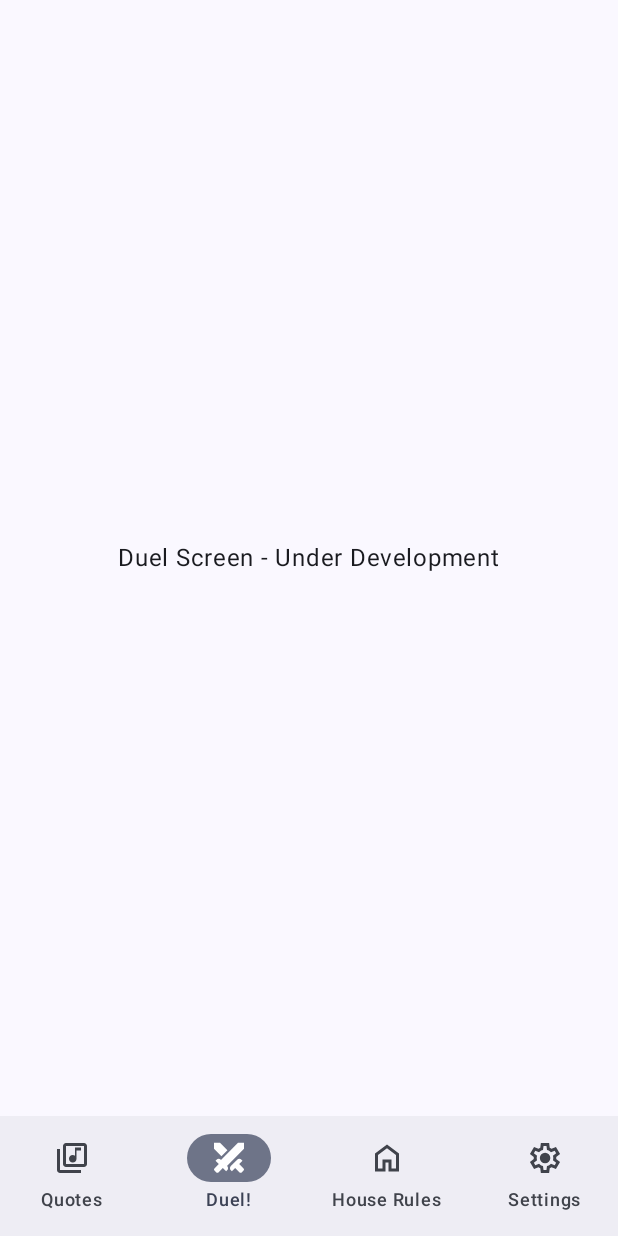
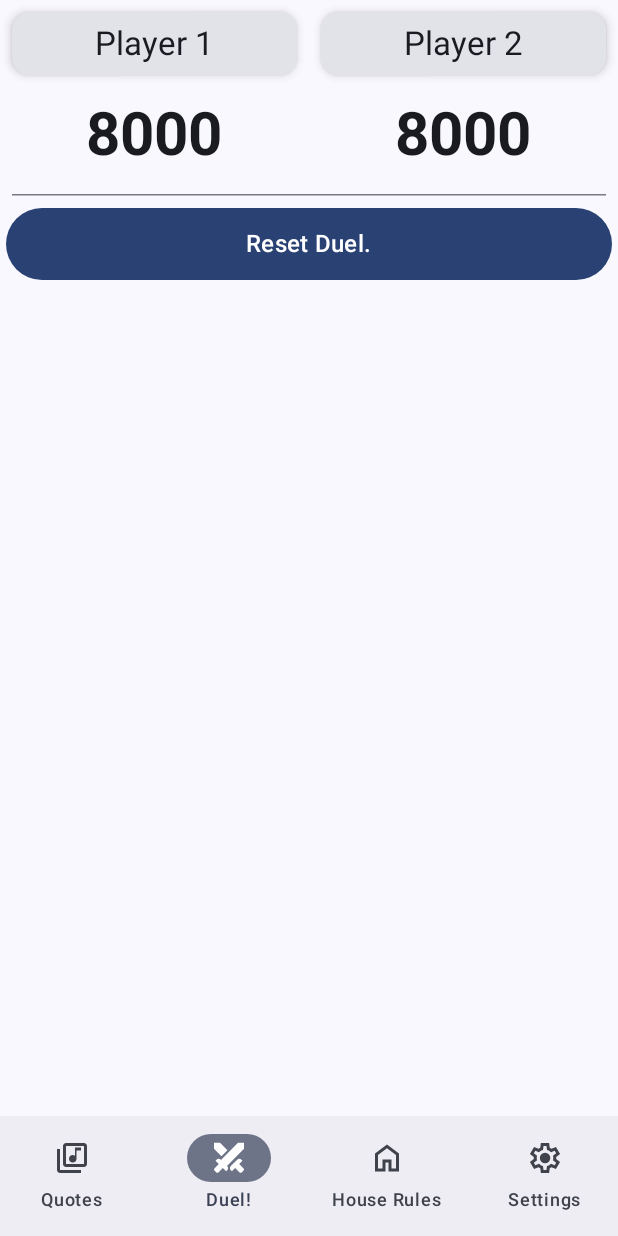
Before and after one commit to tyler-hietanen/ygotas-companion, an Android app built with Jetpack Compose: the Duel screen opened through its navigation route, on a phone screen of 412 x 824 dp. Run offline under Robolectric (Android 15) with nearby library versions, the phone set to English and light mode, and no system bars.

Commit message:
Draws the start of the duel (Duelist name, duelist life points). Unable to get it to update automatically at this point - still investigating.
Added a temp means to jump to a follow up destination after app launches.

```diff
--- a/app/src/main/java/com/tyler_hietanen/ygotascompanion/MainActivity.kt
+++ b/app/src/main/java/com/tyler_hietanen/ygotascompanion/MainActivity.kt
@@ -16,9 +16,12 @@ import com.tyler_hietanen.ygotascompanion.ui.layout.CompanionBottomNavigationBar
 import com.tyler_hietanen.ygotascompanion.ui.theme.CompanionMaterialTheme
 import androidx.activity.viewModels
 import androidx.compose.runtime.DisposableEffect
+import androidx.compose.runtime.LaunchedEffect
 import androidx.navigation.NavController
+import com.tyler_hietanen.ygotascompanion.navigation.ApplicationNavigationHost
 import com.tyler_hietanen.ygotascompanion.navigation.Destination
 import com.tyler_hietanen.ygotascompanion.presentation.viewmodels.DuelViewModel
+import kotlinx.coroutines.delay
 
 class MainActivity : ComponentActivity()
 {
@@ -59,7 +62,7 @@ class MainActivity : ComponentActivity()
             duelViewModel.initialize()
         }
 
-        // Set references.
+        // Set reference(s).
         _applicationViewModel.setDuelistViewModelReference(duelViewModel)
 
         // Sets app content.
@@ -83,6 +86,13 @@ class MainActivity : ComponentActivity()
             // Starts drawing app.
             CompanionMaterialTheme {
                 MainActivityScreen(navController)
+            }
+
+            // Sets up auto nav, after a delay.
+            // TODO Remove.
+            LaunchedEffect(Unit) {
+                delay(150)
+                ApplicationNavigationHost.navigateToSingleNewScreen(navController, Destination.DUEL, _applicationViewModel)
             }
         }
     }
--- a/app/src/main/java/com/tyler_hietanen/ygotascompanion/presentation/viewmodels/DuelViewModel.kt
+++ b/app/src/main/java/com/tyler_hietanen/ygotascompanion/presentation/viewmodels/DuelViewModel.kt
@@ -10,8 +10,6 @@ import androidx.compose.runtime.mutableStateOf
 import androidx.lifecycle.ViewModel
 import com.tyler_hietanen.ygotascompanion.business.duel.Duelist
 
-// TODO Flash a yelling toast the first time that someone does a non-equal number of life points (Not divisible by 100).
-// TODO Flash a toast when someone loses ("Womp womp") (TODO play losing quote, if any?)
 class DuelViewModel: ViewModel()
 {
     /***************************************************************************************************************************************
@@ -41,20 +39,6 @@ class DuelViewModel: ViewModel()
     private val _runningNumber = mutableIntStateOf(0)
     val runningNumber: State<Int> = _runningNumber
 
-    // Current user notification message (Usually shown as a toast or snack bar).
-    private val _userMessage = mutableStateOf(String())
-    val userMessage: State<String> = _userMessage
-
-    //endregion
-
-    /***************************************************************************************************************************************
-     *      Fields
-     **************************************************************************************************************************************/
-    //region Fields
-
-    // Whether user has already been warned about an ugly life point number.
-    private var _hasWarnedUglyLifePoints = false;
-
     //endregion
 
     /***************************************************************************************************************************************
@@ -70,13 +54,27 @@ class DuelViewModel: ViewModel()
      **************************************************************************************************************************************/
     fun initialize()
     {
+        // Set default names.
+        _duelist1.value.setDuelistName("Player 1")
+        _duelist2.value.setDuelistName("Player 2")
+
+        resetDuel()
+    }
+
+    /***************************************************************************************************************************************
+     *           Method:    resetDuel
+     *       Parameters:    None.
+     *          Returns:    None.
+     *      Description:    Resets the duel to default state.
+     **************************************************************************************************************************************/
+    fun resetDuel()
+    {
         // Resets both duelists to default state.
         _duelist1.value.resetPlayer(startingLifePoints)
         _duelist2.value.resetPlayer(startingLifePoints)
 
         // Reset other values.
         _runningNumber.intValue = 0
-        _userMessage.value = ""
     }
 
     //endregion
--- a/app/src/main/java/com/tyler_hietanen/ygotascompanion/ui/screens/DuelScreen.kt
+++ b/app/src/main/java/com/tyler_hietanen/ygotascompanion/ui/screens/DuelScreen.kt
@@ -4,14 +4,28 @@
  ******************************************************************************************************************************************/
 package com.tyler_hietanen.ygotascompanion.ui.screens
 
-import androidx.compose.foundation.layout.Box
-import androidx.compose.foundation.layout.fillMaxSize
+import androidx.compose.foundation.clickable
+import androidx.compose.foundation.layout.Column
+import androidx.compose.foundation.layout.Row
+import androidx.compose.foundation.layout.fillMaxWidth
+import androidx.compose.foundation.layout.heightIn
+import androidx.compose.foundation.layout.padding
+import androidx.compose.material3.Button
+import androidx.compose.material3.Card
+import androidx.compose.material3.CardDefaults
+import androidx.compose.material3.HorizontalDivider
+import androidx.compose.material3.MaterialTheme
 import androidx.compose.material3.Text
 import androidx.compose.runtime.Composable
-import androidx.compose.ui.Alignment
+import androidx.compose.runtime.getValue
 import androidx.compose.ui.Modifier
+import androidx.compose.ui.text.font.FontWeight
+import androidx.compose.ui.text.style.TextAlign
+import androidx.compose.ui.unit.dp
+import androidx.compose.ui.unit.sp
 import androidx.navigation.NavHostController
 import com.tyler_hietanen.ygotascompanion.presentation.viewmodels.DuelViewModel
+import com.tyler_hietanen.ygotascompanion.ui.theme.Typography
 
 object DuelScreen
 {
@@ -30,11 +44,81 @@ object DuelScreen
     @Composable
     fun DrawScreen(navController: NavHostController, duelViewModel: DuelViewModel)
     {
-        Box(modifier = Modifier.fillMaxSize(),
-            contentAlignment = Alignment.Center)
-        {
-            Text("Duel Screen - Under Development")
+        // Duelist(s).
+        val duelist1 by duelViewModel.duelist1
+        val duelist2 by duelViewModel.duelist2
+
+        // Actually draw.
+        Column {
+            Row (modifier = Modifier.fillMaxWidth()
+            ){
+                Column (modifier = Modifier.weight(1f)){
+                    PlayerTitle(duelist1.name, modifier = Modifier.fillMaxWidth())
+                    LifePoints(duelist1.lifePoints, modifier = Modifier.fillMaxWidth())
+                }
+                Column (modifier = Modifier.weight(1f)){
+                    PlayerTitle(duelist2.name, modifier = Modifier.fillMaxWidth())
+                    LifePoints(duelist2.lifePoints, modifier = Modifier.fillMaxWidth())
+                }
+            }
+            HorizontalDivider(modifier = Modifier.padding(8.dp))
+            Button(modifier = Modifier
+                .fillMaxWidth()
+                .heightIn(48.dp)
+                .padding(4.dp, 0.dp),
+                onClick = { duelViewModel.resetDuel()}, ) {
+                Text(text = "Reset Duel.",
+                    style = Typography.titleMedium)
+            }
         }
+    }
+
+    /***************************************************************************************************************************************
+     *           Method:    PlayerTitle
+     *       Parameters:    name
+     *                          - Player name.
+     *                      modifier
+     *          Returns:    None.
+     *      Description:    Draws a player title.
+     **************************************************************************************************************************************/
+    @Composable
+    fun PlayerTitle(name: String, modifier: Modifier)
+    {
+        Card(
+            modifier = Modifier
+                .clickable { /*TODO*/ }
+                .padding(8.dp),
+            elevation = CardDefaults.cardElevation(defaultElevation = 4.dp),
+            shape = MaterialTheme.shapes.medium
+        ) {
+            Text(
+                text = name,
+                modifier.padding(8.dp),
+                textAlign = TextAlign.Center,
+                style = Typography.titleLarge,
+            )
+        }
+    }
+
+    /***************************************************************************************************************************************
+     *           Method:    LifePoints
+     *       Parameters:    lifePoints
+     *                          - Player's life points.
+     *                      modifier
+     *          Returns:    None.
+     *      Description:    Draws a player's life points.
+     **************************************************************************************************************************************/
+    @Composable
+    fun LifePoints(lifePoints: Int, modifier: Modifier)
+    {
+        Text(
+            text = lifePoints.toString(),
+            modifier.padding(8.dp),
+            fontWeight = FontWeight.Bold,
+            textAlign = TextAlign.Center,
+            style = Typography.titleLarge,
+            fontSize = 40.sp
+        )
     }
 
     //endregion
```
